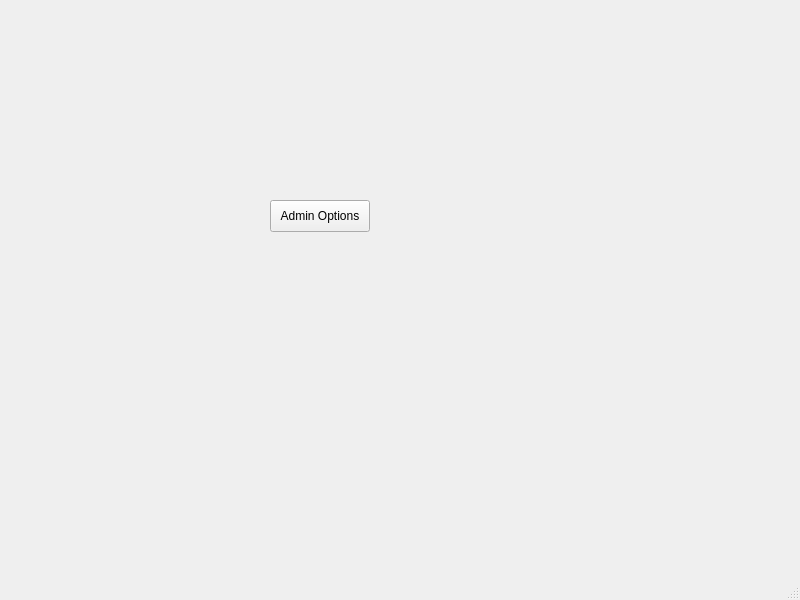
Old version of the form mainwindow.ui in the repository nokk3n-dev/CS1D-Project-2-Baseball.
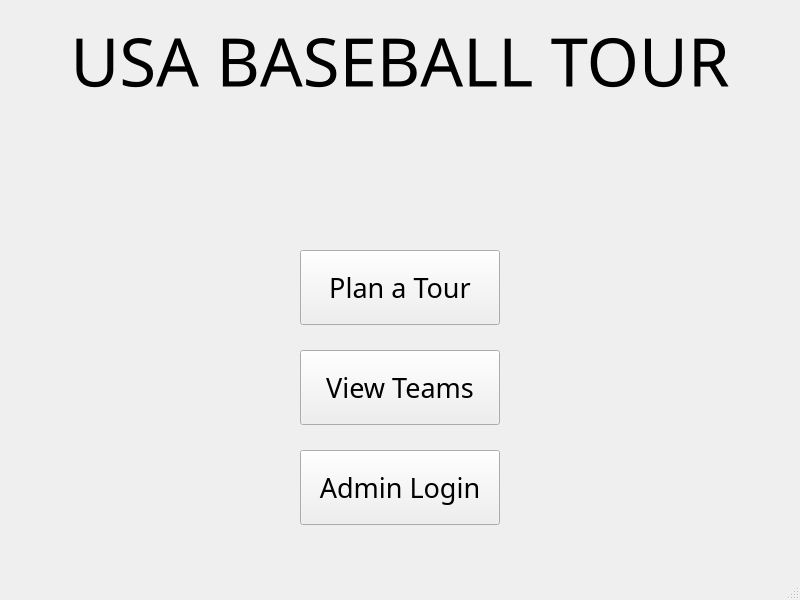
New version of the form.

Commit message:
UI and Team class
- Updated the user interface to take Saul's sql into account.
- Added the team class

```diff
--- a/mainwindow.ui
+++ b/mainwindow.ui
@@ -17,16 +17,112 @@
    <widget class="QPushButton" name="adminButton">
     <property name="geometry">
      <rect>
-      <x>270</x>
-      <y>200</y>
-      <width>100</width>
-      <height>32</height>
+      <x>300</x>
+      <y>450</y>
+      <width>200</width>
+      <height>75</height>
      </rect>
     </property>
+    <property name="font">
+     <font>
+      <family>Stencil</family>
+      <pointsize>20</pointsize>
+     </font>
+    </property>
+    <property name="cursor">
+     <cursorShape>OpenHandCursor</cursorShape>
+    </property>
     <property name="text">
-     <string>Admin Options</string>
+     <string>Admin Login</string>
     </property>
    </widget>
+   <widget class="QPushButton" name="viewTeams">
+    <property name="geometry">
+     <rect>
+      <x>300</x>
+      <y>350</y>
+      <width>200</width>
+      <height>75</height>
+     </rect>
+    </property>
+    <property name="font">
+     <font>
+      <family>Stencil</family>
+      <pointsize>20</pointsize>
+     </font>
+    </property>
+    <property name="cursor">
+     <cursorShape>OpenHandCursor</cursorShape>
+    </property>
+    <property name="text">
+     <string>View Teams</string>
+    </property>
+   </widget>
+   <widget class="QPushButton" name="planTour">
+    <property name="geometry">
+     <rect>
+      <x>300</x>
+      <y>250</y>
+      <width>200</width>
+      <height>75</height>
+     </rect>
+    </property>
+    <property name="font">
+     <font>
+      <family>Stencil</family>
+      <pointsize>20</pointsize>
+     </font>
+    </property>
+    <property name="cursor">
+     <cursorShape>OpenHandCursor</cursorShape>
+    </property>
+    <property name="text">
+     <string>Plan a Tour</string>
+    </property>
+   </widget>
+   <widget class="QLabel" name="testLabel">
+    <property name="geometry">
+     <rect>
+      <x>0</x>
+      <y>0</y>
+      <width>800</width>
+      <height>600</height>
+     </rect>
+    </property>
+    <property name="text">
+     <string/>
+    </property>
+   </widget>
+   <widget class="QLabel" name="title">
+    <property name="geometry">
+     <rect>
+      <x>0</x>
+      <y>0</y>
+      <width>800</width>
+      <height>121</height>
+     </rect>
+    </property>
+    <property name="font">
+     <font>
+      <family>Stencil</family>
+      <pointsize>50</pointsize>
+     </font>
+    </property>
+    <property name="cursor">
+     <cursorShape>ArrowCursor</cursorShape>
+    </property>
+    <property name="text">
+     <string>USA BASEBALL TOUR</string>
+    </property>
+    <property name="alignment">
+     <set>Qt::AlignCenter</set>
+    </property>
+   </widget>
+   <zorder>testLabel</zorder>
+   <zorder>adminButton</zorder>
+   <zorder>viewTeams</zorder>
+   <zorder>planTour</zorder>
+   <zorder>title</zorder>
   </widget>
   <widget class="QMenuBar" name="menubar">
    <property name="geometry">
```
Left out of the diff: 2 changed lines with no effect on the pictures. The commit also changes 14 other files.
